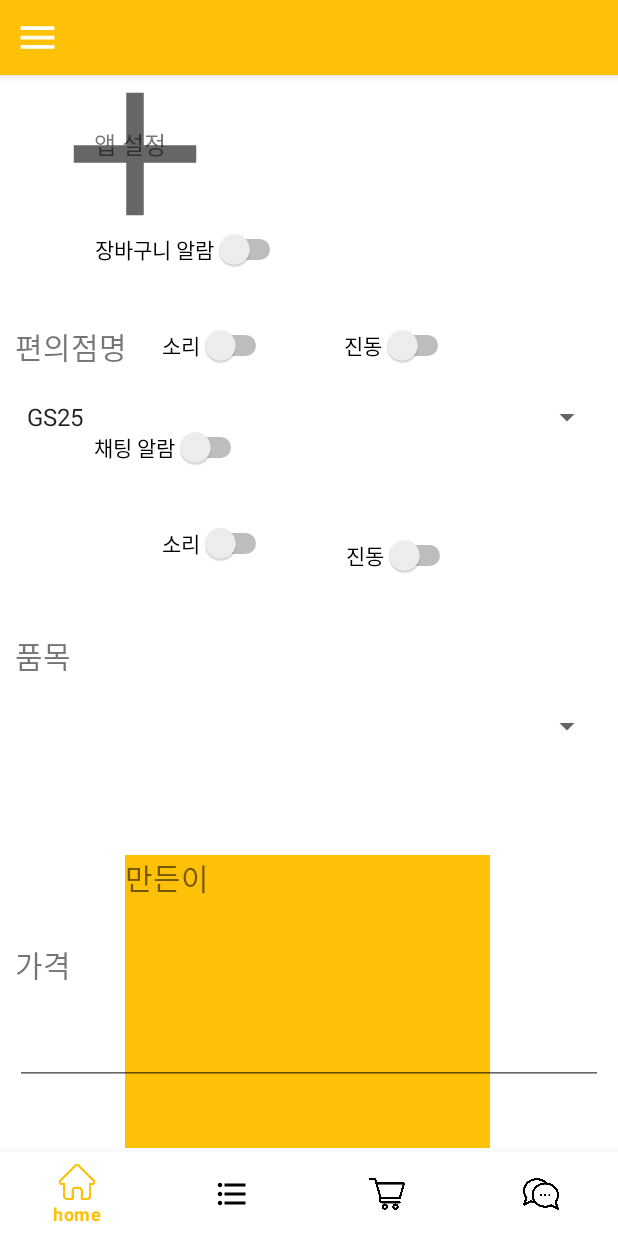
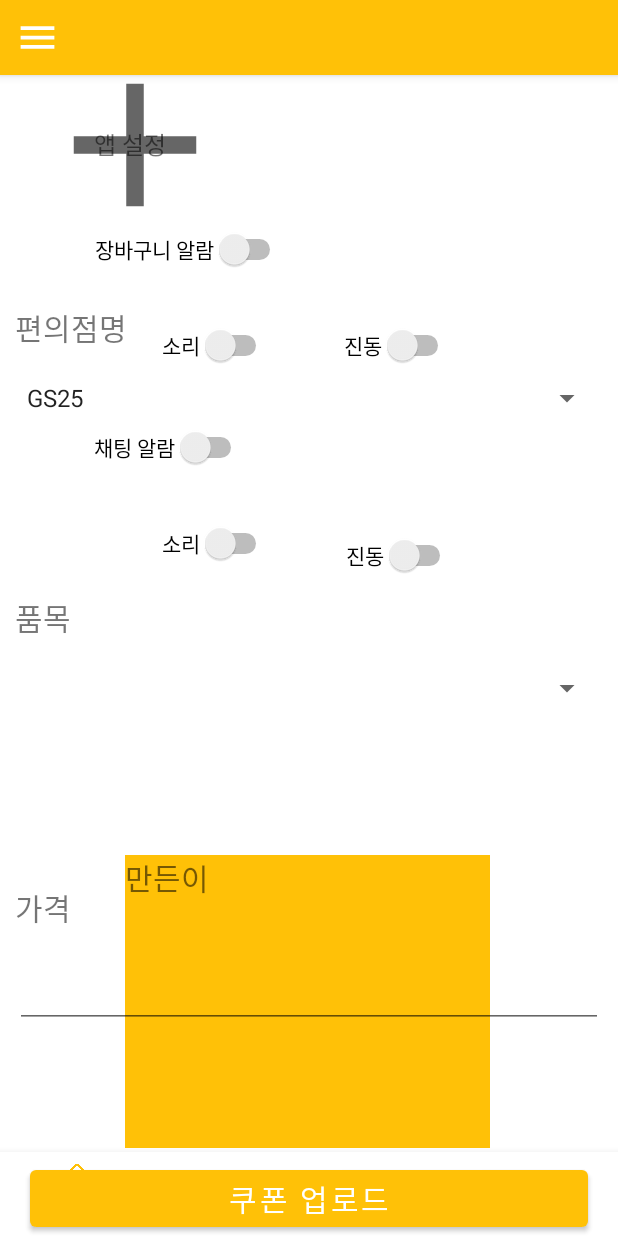
Before and after one commit to yhb1834/CAU_CCUDA, an Android app: the fragment UploadCoupon placed in its activity, in the side drawer, after a tap on "설정", on a phone screen of 412 x 824 dp. Run offline under Robolectric (Android 15) with nearby library versions, the phone set to English and light mode, and no system bars; our stand-ins replace Firebase (no records; nobody signed in at launch, a user with empty details on screens opened directly), Volley; libraries missing offline, so code that uses them is left out: com.toptoche.searchablespinnerlibrary; plain views replace SearchableSpinner; network calls fail; pictures from the network do not load; 4 statements that could not run were skipped.

Commit message:
upload coupon

```diff
--- a/app/src/main/java/com/example/ccuda/ui_Home/UploadCoupon.java
+++ b/app/src/main/java/com/example/ccuda/ui_Home/UploadCoupon.java
@@ -15,6 +15,12 @@ import android.content.ClipData;
 import android.content.Context;
 import android.content.DialogInterface;
 import android.content.Intent;
+import android.graphics.Bitmap;
+import android.graphics.BitmapFactory;
+import android.graphics.Matrix;
+import android.graphics.drawable.BitmapDrawable;
+import android.graphics.drawable.Drawable;
+import android.media.Image;
 import android.net.Uri;
 import android.os.AsyncTask;
 import android.os.Bundle;
@@ -27,6 +33,7 @@ import android.view.View;
 import android.view.ViewGroup;
 import android.widget.AdapterView;
 import android.widget.ArrayAdapter;
+import android.widget.Button;
 import android.widget.EditText;
 import android.widget.ImageView;
 import android.widget.LinearLayout;
@@ -79,13 +86,10 @@ import java.util.Arrays;
 public class UploadCoupon extends Fragment {
     FragmentTransaction transaction;
 
-    //private WebDriver driver=new ChromeDriver();
     private String URL="https://pyony.com/search/";
     public static final String WEB_DRIVER_PATH="/Users/iseung-yeon/Desktop/chromedriver";
     public static final String WEB_DRIVER_ID = "webdriver.chrome.driver";
     TextView convName; // 편의점명
-    TextView prod;
-    TextView convInfo;
     public ArrayList<String> cuReturn=new ArrayList<String>();
     public ArrayList<String> gsReturn=new ArrayList<String>();
     public ArrayList<String> sevenReturn=new ArrayList<String>();
@@ -98,12 +102,16 @@ public class UploadCoupon extends Fragment {
     String[] conv={"GS25", "SEVEN11", "CU"};
     ImageView uploadPhoto;
     Uri mImageCaptureUri;
+    String limitPrice;
 
     SearchableSpinner searchView;
-    String[] hhhhh;
-    RecyclerView recyclerView;
     EditText editText;
+    Button uploadButton;
 
+    Bitmap finalImage; // 내가 올릴 품목 사진
+    String finalConv; // 파는 품목이 어떤 편의점 물건인지
+    String finalProduct; // 내가 올릴 품목 이름
+    String finalPrice; // 내가 올린 판매 금액
 
 
     private static final int PICK_FROM_ALBUM=1;
@@ -173,6 +181,8 @@ public class UploadCoupon extends Fragment {
                 Toast.makeText(getContext(), conv[position], Toast.LENGTH_SHORT).show();
                 String convN="gs25";
                 String URL="https://pyony.com/brands/gs25/";
+                //load_item();
+                //runThread(convN,URL);
                 switch (position){
                     case 0: // gs
                         convN="gs25";
@@ -236,6 +246,41 @@ public class UploadCoupon extends Fragment {
         });
 
         load_item();
+
+
+
+        uploadButton=v.findViewById(R.id.uploadbutton);
+        uploadButton.setOnClickListener(new View.OnClickListener() {
+            @Override
+            public void onClick(View v) {
+                //BitmapDrawable drawable=(BitmapDrawable)uploadPhoto.getDrawable();
+                //finalImage= drawable.getBitmap();
+                finalConv= (String) spinner1.getSelectedItem();
+                finalProduct= (String) searchView.getSelectedItem();
+                finalPrice=editText.getText().toString();
+                //if (finalImage==null){
+                //    Toast.makeText(getContext(),"사진을 업로드해주세요.", Toast.LENGTH_SHORT).show();
+                //}
+                if(finalConv=="" || finalConv==null){
+                    Toast.makeText(getContext(),"편의점을 선택해주세요.", Toast.LENGTH_SHORT).show();
+                }
+                else if(finalProduct=="" || finalProduct==null){
+                    Toast.makeText(getContext(),"품목을 선택해주세요.", Toast.LENGTH_SHORT).show();
+                }
+                else if(finalPrice.length()==0 || finalPrice=="" || finalPrice==null){
+                    Toast.makeText(getContext(),"가격을 입력해주세요.", Toast.LENGTH_SHORT).show();
+                }
+                else if(Integer.parseInt(finalPrice)>Integer.parseInt(limitPrice)){
+                    Toast.makeText(getContext(), "가격은 최대 "+limitPrice+"원까지 가능합니다.", Toast.LENGTH_SHORT).show();
+                }
+                else{
+                    System.out.println("picture: "+finalImage);
+                    Toast.makeText(getContext(), finalConv+" "+finalProduct+" "+finalPrice, Toast.LENGTH_SHORT).show();
+                    getActivity().getSupportFragmentManager().beginTransaction().replace(R.id.innerLayout, new HomeFragment()).commit();
+                }
+            }
+        });
+
 
         return v;
     }
@@ -419,7 +464,7 @@ public class UploadCoupon extends Fragment {
                                         String sNumber=parent.getItemAtPosition(position).toString();
                                         Toast.makeText(getContext(), sNumber,Toast.LENGTH_SHORT);
                                     }
-                                    String limitPrice=prodPrice.get(position);
+                                    limitPrice=prodPrice.get(position);
                                     editText.setHint(limitPrice+"원 보다 적게 입력해주세요.");
 
                                 }
--- a/app/src/main/res/layout/fragment_uploadcoupon.xml
+++ b/app/src/main/res/layout/fragment_uploadcoupon.xml
@@ -89,6 +89,14 @@
             android:layout_margin="10dp">
         </EditText>
     </LinearLayout>
+    <Button
+        android:id="@+id/uploadbutton"
+        android:layout_width="match_parent"
+        android:layout_height="wrap_content"
+        android:text="쿠폰 업로드"
+        android:textSize="20dp"
+        android:layout_marginHorizontal="20dp">
+    </Button>
 
 
 
```
